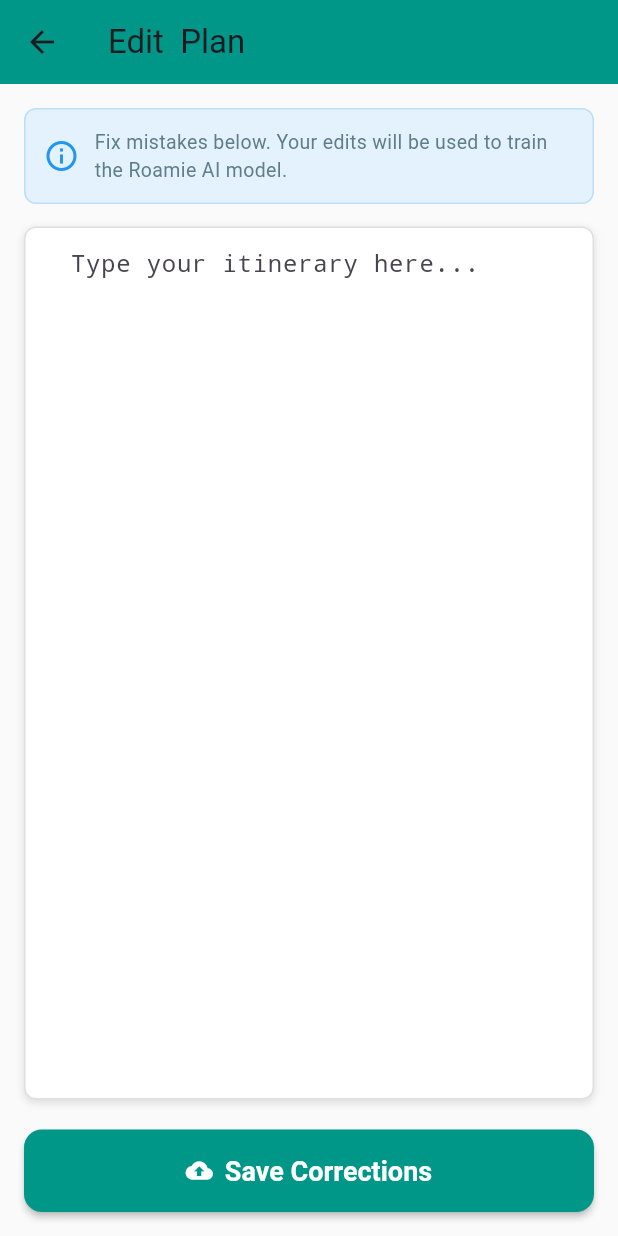
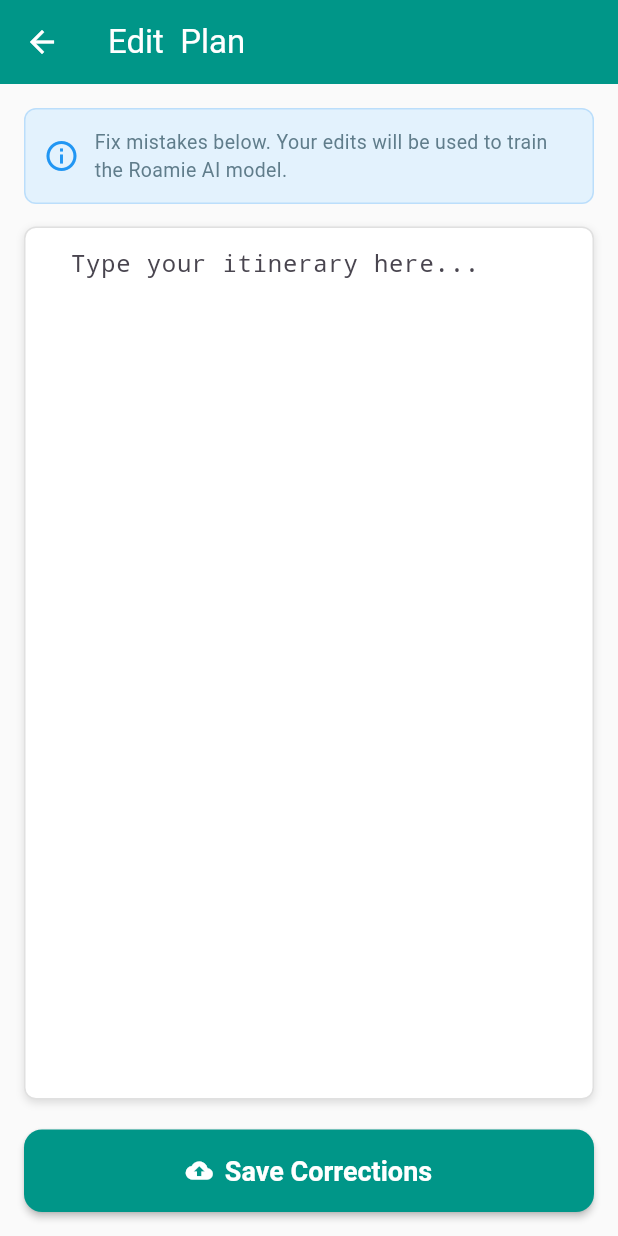
Before and after one commit to Roamieee/RoamieRepo, a Flutter app: the EditItineraryScreen screen opened directly with empty values, on a phone screen of 412 x 824 dp. Run offline on Flutter 3.47's test engine with Material 3 defaults, Android fonts, the phone set to English and light mode, and no system bars; our stand-ins replace cloud_firestore, firebase_core, flutter_dotenv, flutter_tts, image_picker, speech_to_text; missing offline and left inert: firebase_data_connect, google_mlkit_text_recognition; accounts and stored records are empty.

Commit message:
fix itinerary back button

```diff
--- a/roamie/lib/edit_itinerary_screen.dart
+++ b/roamie/lib/edit_itinerary_screen.dart
@@ -77,9 +77,18 @@ class _EditItineraryScreenState extends State<EditItineraryScreen> {
     return Scaffold(
       backgroundColor: Colors.grey[50],
       appBar: AppBar(
-        title: Text("Edit ${widget.city} Plan"),
+        title: Text("Edit ${widget.city} Plan",
+          style: const TextStyle(color: Colors.white),
+        ),
         backgroundColor: Colors.teal,
         elevation: 0,
+        // We explicitly add a back button that closes the screen
+        leading: IconButton(
+          icon: const Icon(Icons.arrow_back, color: Colors.white),
+          onPressed: () {
+            Navigator.pop(context); // This creates the "Back" action
+          },
+        ),
       ),
       body: Padding(
         padding: const EdgeInsets.all(16.0),
```
Also changed, not shown: roamie/lib/itinerary_screen.dart (+5 -2 lines).
